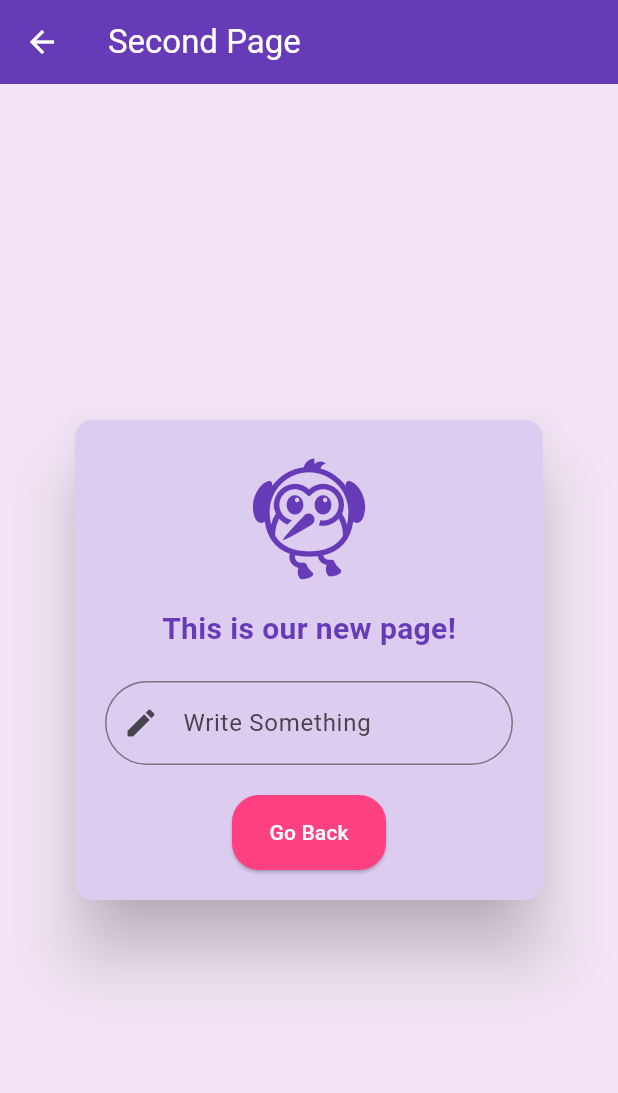
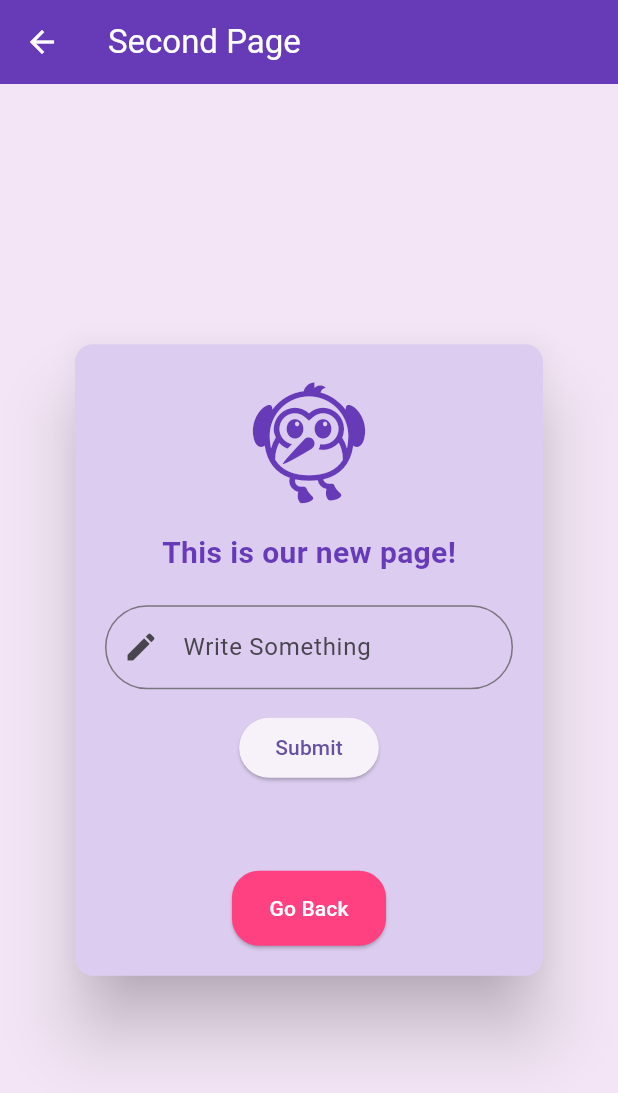
Before and after one commit to mahjabinakthar19-tech/Assignment_7, a Flutter app: the NewPage screen opened directly, on a phone screen of 412 x 824 dp. Shown: the top 1093 px of the screen. Run offline on Flutter 3.47's test engine with Material 3 defaults, Android fonts, the phone set to English and light mode, and no system bars.

Commit message:
Update new_page

```diff
--- a/lib/new_page.dart
+++ b/lib/new_page.dart
@@ -7,7 +7,9 @@
 //added sizedbox width to keep the design fixed
 //added elevation to make the card look lifted
 //added spacing using sizedbox and column arrangement
-
+//added a variable to store submitted textString submittedText = "";
+//added submit button
+//added text display area
 
 import 'package:flutter/material.dart';
 
@@ -20,6 +22,9 @@ class NewPage extends StatefulWidget {
 
 class _NewPageState extends State<NewPage> {
   TextEditingController textController = TextEditingController();
+
+  //added a variable to store submitted text
+  String submittedText = "";
 
   @override
   Widget build(BuildContext context) {
@@ -45,7 +50,6 @@ class _NewPageState extends State<NewPage> {
               child: Column(
                 mainAxisSize: MainAxisSize.min,
                 children: [
-                  // ICON
                   const Icon(
                     Icons.flutter_dash,
                     size: 90,
@@ -54,7 +58,6 @@ class _NewPageState extends State<NewPage> {
 
                   const SizedBox(height: 15),
 
-                  // MAIN TEXT
                   const Text(
                     "This is our new page!",
                     style: TextStyle(
@@ -66,7 +69,6 @@ class _NewPageState extends State<NewPage> {
 
                   const SizedBox(height: 20),
 
-                  // INPUT FIELD (teacher style)
                   TextFormField(
                     controller: textController,
                     keyboardType: TextInputType.text,
@@ -80,9 +82,31 @@ class _NewPageState extends State<NewPage> {
                     ),
                   ),
 
+                  const SizedBox(height: 15),
+
+                  //added submit button
+                  ElevatedButton(
+                    onPressed: () {
+                      setState(() {
+                        submittedText = textController.text;
+                      });
+                    },
+                    child: const Text("Submit"),
+                  ),
+
+                  const SizedBox(height: 15),
+
+                  //added text display area
+                  Text(
+                    submittedText,
+                    style: const TextStyle(
+                      fontSize: 16,
+                      color: Colors.black87,
+                    ),
+                  ),
+
                   const SizedBox(height: 20),
 
-                  // GO BACK BUTTON
                   ElevatedButton(
                     onPressed: () => Navigator.pop(context),
                     style: ElevatedButton.styleFrom(
```
